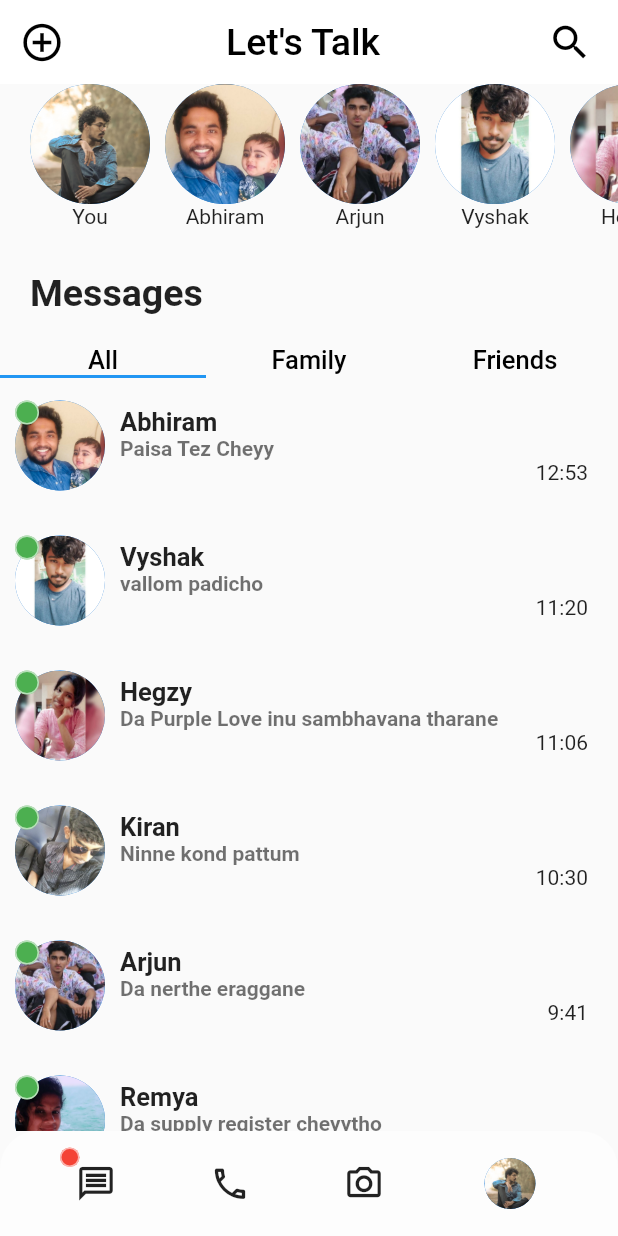
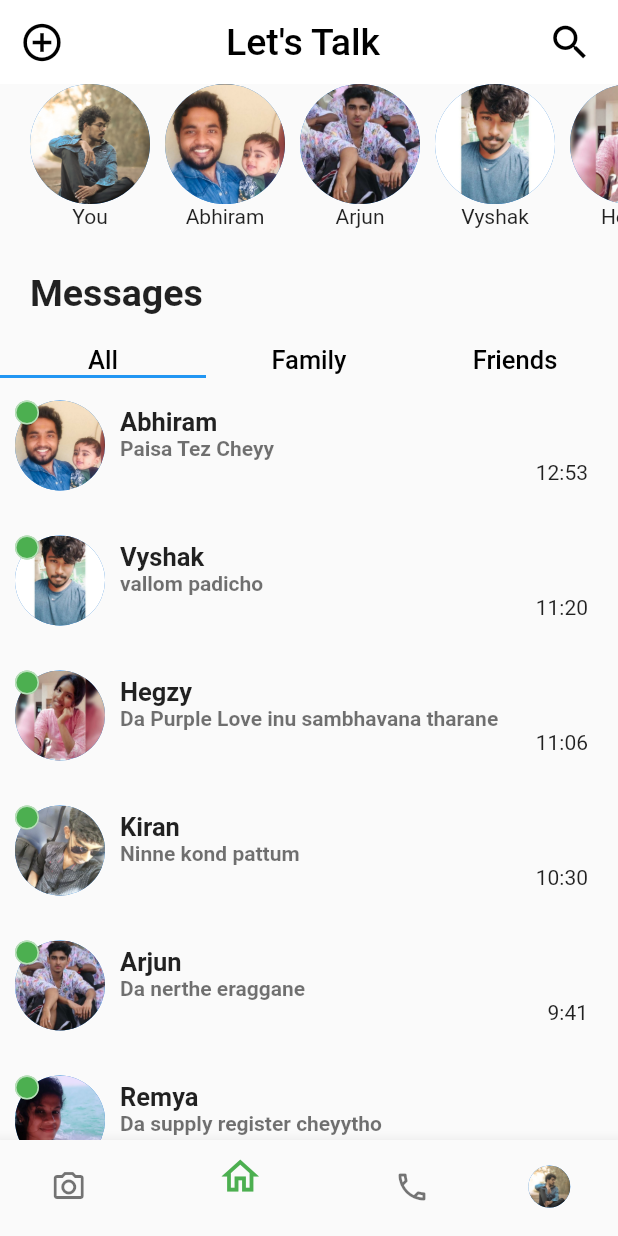
Before and after one commit to Akash701/chat-app, a Flutter app: the screen it shows after launch, on a phone screen of 412 x 824 dp. Run offline on Flutter 3.47's test engine with Material 2 defaults, Android fonts, the phone set to English and light mode, and no system bars.

```diff
--- a/lib/Homepage.dart
+++ b/lib/Homepage.dart
@@ -9,20 +9,8 @@ class Home extends StatefulWidget {
 }
 
 class _HomeState extends State<Home> {
-  // TabController _tabController;
-  //
-  // @override
-  // void initState() {
-  //   super.initState();
-  //   _tabController = new TabController(vsync:, length: 3);
-  // }
-  //
-  // @override
-  // void dispose() {
-  //   _tabController.dispose();
-  //   super.dispose();
-  // }
-
+  int _selectedicon = 1;
+  final tabs = [];
   @override
   Widget build(BuildContext context) {
     return Scaffold(
@@ -177,68 +165,107 @@ class _HomeState extends State<Home> {
                         ),
                       )),
             ),
-            Container(
-              decoration: BoxDecoration(
-                color: Colors.white54,
-                borderRadius: BorderRadius.only(
-                  topRight: Radius.circular(25),
-                  topLeft: Radius.circular(25),
-                ),
-              ),
-              padding: EdgeInsets.only(left: 40, right: 40),
-              height: 70,
-              width: double.infinity,
-              child: Row(
-                mainAxisAlignment: MainAxisAlignment.spaceBetween,
-                children: [
-                  Stack(
-                    children: [
-                      IconButton(
-                        icon: Icon(
-                          Icons.message_outlined,
-                          size: 27,
-                        ),
-                        focusColor: Colors.green,
-                        onPressed: () {},
-                      ),
-                      Container(
-                        height: 13,
-                        width: 13,
-                        decoration: BoxDecoration(
-                            color: Colors.red,
-                            shape: BoxShape.circle,
-                            border: Border.all(
-                              color: Colors.white60,
-                            )),
-                      ),
-                    ],
-                  ),
-                  IconButton(
-                    icon: Icon(
-                      Icons.phone_outlined,
-                      size: 27,
-                    ),
-                    onPressed: () {},
-                  ),
-                  IconButton(
-                    icon: Icon(
-                      Icons.camera_alt_outlined,
-                      size: 27,
-                    ),
-                    onPressed: () {},
-                  ),
-                  TextButton(
-                    onPressed: () {},
-                    child: CircleAvatar(
-                      backgroundImage: AssetImage("images/akash.png"),
-                      radius: 17,
-                    ),
-                  )
-                ],
-              ),
-            ),
+
+            // Container(
+            //   decoration: BoxDecoration(
+            //     color: Colors.white54,
+            //     borderRadius: BorderRadius.only(
+            //       topRight: Radius.circular(25),
+            //       topLeft: Radius.circular(25),
+            //     ),
+            //   ),
+            //   padding: EdgeInsets.only(left: 40, right: 40),
+            //   height: 70,
+            //   width: double.infinity,
+            //   child: Row(
+            //     mainAxisAlignment: MainAxisAlignment.spaceBetween,
+            //     children: [
+            //       Stack(
+            //         children: [
+            //           IconButton(
+            //             icon: Icon(
+            //               Icons.message_outlined,
+            //               size: 27,
+            //             ),
+            //             focusColor: Colors.green,
+            //             onPressed: () {},
+            //           ),
+            //           Container(
+            //             height: 13,
+            //             width: 13,
+            //             decoration: BoxDecoration(
+            //                 color: Colors.red,
+            //                 shape: BoxShape.circle,
+            //                 border: Border.all(
+            //                   color: Colors.white60,
+            //                 )),
+            //           ),
+            //         ],
+            //       ),
+            //       IconButton(
+            //         icon: Icon(
+            //           Icons.phone_outlined,
+            //           size: 27,
+            //         ),
+            //         onPressed: () {},
+            //       ),
+            //       IconButton(
+            //         icon: Icon(
+            //           Icons.camera_alt_outlined,
+            //           size: 27,
+            //         ),
+            //         onPressed: () {},
+            //       ),
+            //       TextButton(
+            //         onPressed: () {},
+            //         child: CircleAvatar(
+            //           backgroundImage: AssetImage("images/akash.png"),
+            //           radius: 17,
+            //         ),
+            //       )
+            //     ],
+            //   ),
+            // ),
           ],
         ),
+      ),
+      bottomNavigationBar: BottomNavigationBar(
+        // type: BottomNavigationBarType.fixed,
+        backgroundColor: Colors.white,
+        selectedIconTheme: IconThemeData(size: 30),
+        selectedItemColor: Colors.green,
+        unselectedItemColor: Colors.black54,
+        // unselectedItemColor: Colors.white,
+        currentIndex: _selectedicon,
+        onTap: (index) {
+          setState(() {
+            _selectedicon = index;
+          });
+        },
+        items: [
+          BottomNavigationBarItem(
+              icon: Icon(
+                Icons.camera_alt_outlined,
+              ),
+              label: ""),
+          BottomNavigationBarItem(
+              icon: Icon(
+                Icons.home_outlined,
+              ),
+              label: ""),
+          BottomNavigationBarItem(
+            icon: Icon(
+              Icons.phone_outlined,
+            ),
+            label: "",
+          ),
+          BottomNavigationBarItem(
+              icon: CircleAvatar(
+                backgroundImage: AssetImage("images/akash.png"),
+                radius: 14,
+              ),
+              label: ""),
+        ],
       ),
     );
   }
--- a/lib/main.dart
+++ b/lib/main.dart
@@ -10,7 +10,6 @@ class MyApp extends StatelessWidget {
   @override
   Widget build(BuildContext context) {
     return MaterialApp(
-      // theme: ThemeData.dark(),
       debugShowCheckedModeBanner: false,
       home: Home(),
     );
```
